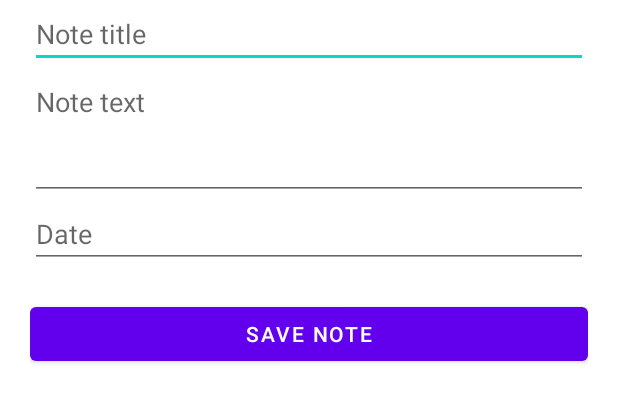
After one commit to Elbrain/GeekNotepad, an Android app: the layout fragment_edit_note.xml on its own in the app's theme, with its tools: preview values and no code run, on a phone screen of 412 x 824 dp. The commit adds this screen. Shown: the top 402 px of the screen. Run offline under Robolectric (Android 15) with nearby library versions, the phone set to English and light mode, and no system bars.

Commit message:
Сделал все задания кроме задания со звёздочкой.

```diff
--- a/app/src/main/java/uk/org/websolution/geeknotepad/AddNoteFragment.java
+++ b/app/src/main/java/uk/org/websolution/geeknotepad/AddNoteFragment.java
@@ -34,7 +34,7 @@ public class AddNoteFragment extends Fragment {
             NoteController controller = (NoteController) getActivity();
             newNote = new NoteEntity(noteTitle.getText().toString(), noteText.getText().toString(), noteDate.getText().toString());
             assert controller != null;
-            Objects.requireNonNull(getActivity()).getSupportFragmentManager().popBackStack();
+            requireActivity().getSupportFragmentManager().popBackStack();
             controller.addNote(newNote);
         });
     }
--- a/app/src/main/java/uk/org/websolution/geeknotepad/NotesAdapter.java
+++ b/app/src/main/java/uk/org/websolution/geeknotepad/NotesAdapter.java
@@ -14,6 +14,8 @@ public class NotesAdapter extends RecyclerView.Adapter<NoteViewHolder> {
 
     interface OnItemClickListener {
         void onItemClick(NoteEntity note);
+        void onEditClicked(NoteEntity note);
+        void onDeleteClicked(NoteEntity note);
     }
 
     public void setOnItemClickListener(OnItemClickListener onItemClickListener) {
--- /dev/null
+++ b/app/src/main/res/layout/fragment_edit_note.xml
@@ -0,0 +1,42 @@
+<?xml version="1.0" encoding="utf-8"?>
+<LinearLayout xmlns:android="http://schemas.android.com/apk/res/android"
+    xmlns:tools="http://schemas.android.com/tools"
+    android:layout_width="match_parent"
+    android:layout_height="match_parent"
+    android:paddingStart="@dimen/padding"
+    android:paddingEnd="@dimen/padding"
+    android:paddingBottom="@dimen/padding"
+    android:background="@color/white"
+    android:orientation="vertical"
+    tools:context=".EditNoteFragment">
+
+    <EditText
+        android:id="@+id/edit_text_edit_note_title"
+        android:layout_width="match_parent"
+        android:layout_height="wrap_content"
+        android:hint="@string/note_title"
+        android:inputType="textPersonName" />
+
+    <EditText
+        android:id="@+id/edit_text_edit_note_body"
+        android:layout_width="match_parent"
+        android:layout_height="wrap_content"
+        android:gravity="start"
+        android:hint="@string/note_text"
+        android:inputType="textMultiLine"
+        android:minLines="3" />
+
+    <EditText
+        android:id="@+id/edit_text_edit_date"
+        android:layout_width="match_parent"
+        android:layout_height="wrap_content"
+        android:hint="@string/date"
+        android:inputType="date" />
+
+    <com.google.android.material.button.MaterialButton
+        android:id="@+id/button_save_note"
+        android:layout_width="match_parent"
+        android:layout_height="wrap_content"
+        android:layout_marginTop="20dp"
+        android:text="@string/save_note" />
+</LinearLayout>
--- a/app/src/main/res/values/strings.xml
+++ b/app/src/main/res/values/strings.xml
@@ -10,4 +10,6 @@
     <string name="add_note">Add note</string>
     <string name="list">List</string>
     <string name="add">Add</string>
+    <string name="edit_note">Edit note</string>
+    <string name="delete_note">Delete note</string>
 </resources>
```
Also changed, not shown: app/src/main/java/uk/org/websolution/geeknotepad/EditNoteFragment.java (added, +69 -0 lines), app/src/main/java/uk/org/websolution/geeknotepad/ListOfNotesFragment.java (+34 -4 lines), app/src/main/java/uk/org/websolution/geeknotepad/MainActivity.java (+33 -2 lines), app/src/main/java/uk/org/websolution/geeknotepad/NoteViewHolder.java (+22 -1 lines), app/src/main/res/menu/note_item_menu.xml (added, +8 -0 lines).
